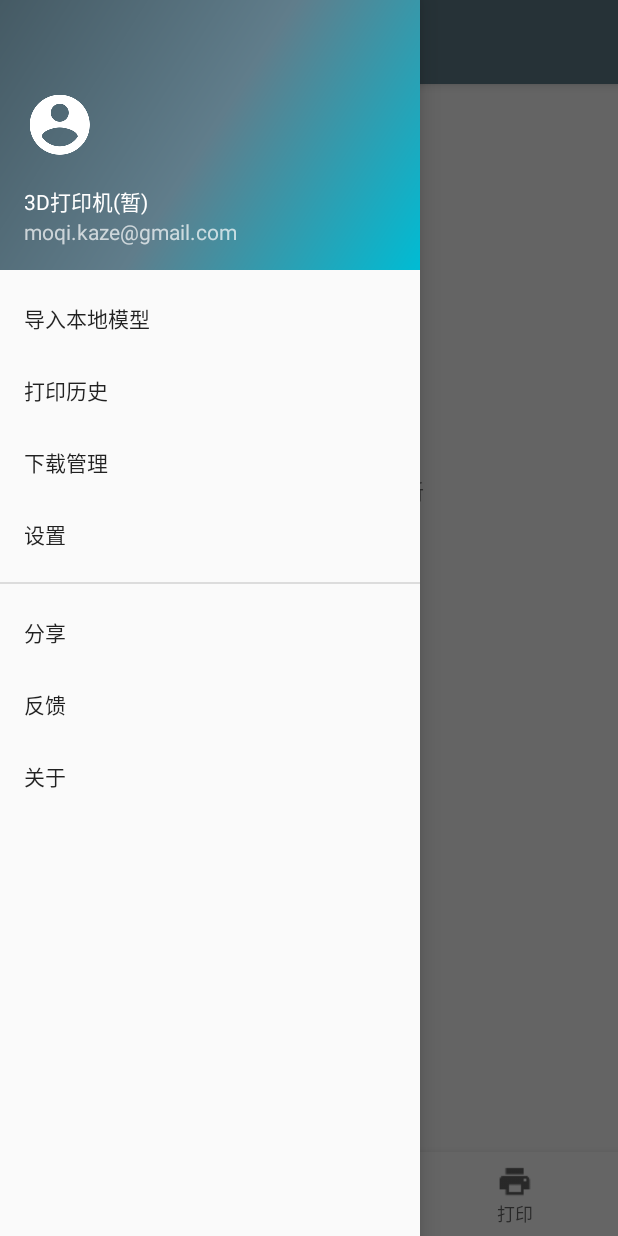
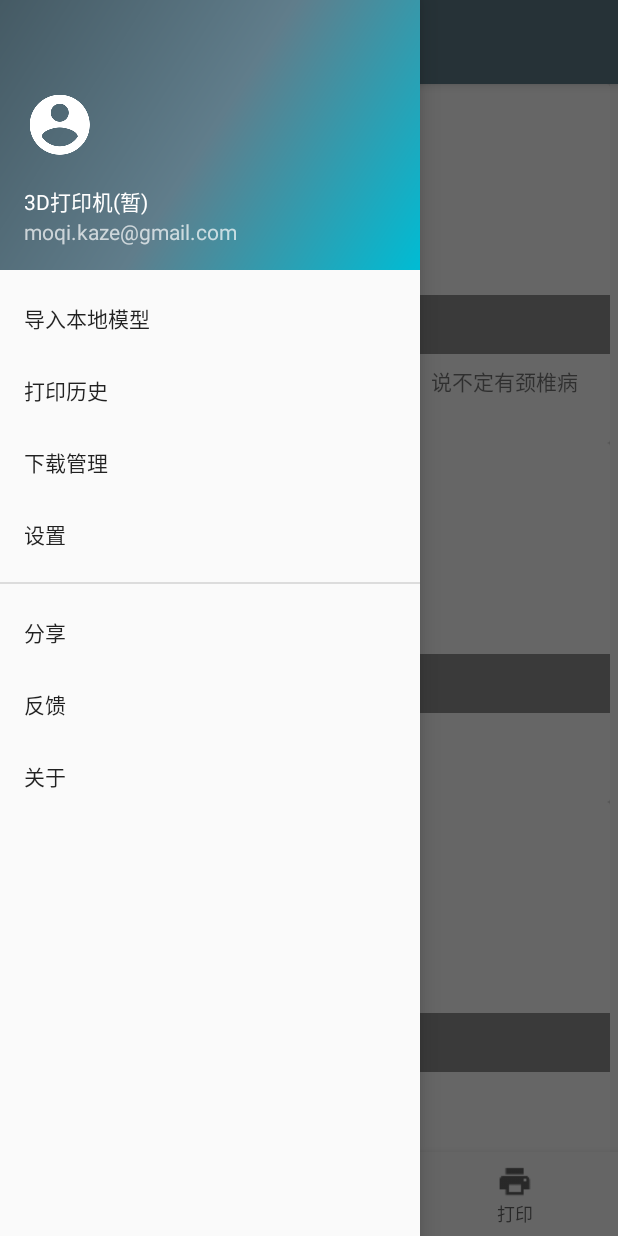
Before and after one commit to xhd-Git/3DPrint-Controller, an Android app: the screen it shows after launch (MainActivity), with the side drawer open, on a phone screen of 412 x 824 dp. Run offline under Robolectric (Android 15) with nearby library versions, the phone set to English and light mode, and no system bars; our stand-ins replace ButterKnife; libraries missing offline, so code that uses them is left out: com.facebook.drawee; pictures from the network do not load; 4 statements that could not run were skipped.

Commit message:
update main fragment recycler view

```diff
--- a/app/build.gradle
+++ b/app/build.gradle
@@ -35,4 +35,5 @@ dependencies {
     compile 'com.facebook.fresco:fresco:1.2.0'
     testCompile 'junit:junit:4.12'
     annotationProcessor 'com.jakewharton:butterknife-compiler:8.5.1'
+    compile 'com.android.support:cardview-v7:25.3.1'
 }
--- /dev/null
+++ b/app/src/main/java/com/realwork/reol/a3dprint_controller/entity/ModelInfoEntity.java
@@ -0,0 +1,74 @@
+package com.realwork.reol.a3dprint_controller.entity;
+
+/**
+ * Created by reol on 2017/4/17.
+ */
+
+public class ModelInfoEntity {
+    private int mid;
+    private String name;
+    private String description;
+    private String size;
+    private String imgUrl;
+    private String stlUrl;
+
+    public ModelInfoEntity(int mid, String name, String description, String size, String imgUrl, String stlUrl) {
+        this.mid = mid;
+        this.name = name;
+        this.description = description;
+        this.size = size;
+        this.imgUrl = imgUrl;
+        this.stlUrl = stlUrl;
+    }
+
+    public ModelInfoEntity() {
+    }
+
+    public int getId() {
+        return mid;
+    }
+
+    public void setId(int mid) {
+        this.mid = mid;
+    }
+
+    public String getName() {
+        return name;
+    }
+
+    public void setName(String name) {
+        this.name = name;
+    }
+
+    public String getDescription() {
+        return description;
+    }
+
+    public void setDescription(String description) {
+        this.description = description;
+    }
+
+    public String getSize() {
+        return size;
+    }
+
+    public void setSize(String size) {
+        this.size = size;
+    }
+
+    public String getImgUrl() {
+        return imgUrl;
+    }
+
+    public void setImgUrl(String imgUrl) {
+        this.imgUrl = imgUrl;
+    }
+
+    public String getStlUrl() {
+        return stlUrl;
+    }
+
+    public void setStlUrl(String stlUrl) {
+        this.stlUrl = stlUrl;
+    }
+}
--- /dev/null
+++ b/app/src/main/java/com/realwork/reol/a3dprint_controller/ui/Adapter/RecyclerAdapter.java
@@ -0,0 +1,72 @@
+package com.realwork.reol.a3dprint_controller.ui.Adapter;
+
+import android.content.Context;
+import android.support.v7.widget.RecyclerView;
+import android.view.View;
+import android.view.ViewGroup;
+import android.widget.TextView;
+
+import com.facebook.drawee.view.SimpleDraweeView;
+import com.realwork.reol.a3dprint_controller.R;
+import com.realwork.reol.a3dprint_controller.entity.ModelInfoEntity;
+
+import org.w3c.dom.Text;
+
+import java.util.List;
+
+/**
+ * Created by reol on 2017/4/17.
+ */
+
+public class RecyclerAdapter extends RecyclerView.Adapter<RecyclerAdapter.MainViewHolder> {
+
+    private Context context;
+    private List<ModelInfoEntity> list;
+
+    public RecyclerAdapter(Context context, List<ModelInfoEntity> list) {
+        this.context = context;
+        this.list = list;
+    }
+
+    @Override
+    public MainViewHolder onCreateViewHolder(ViewGroup parent, int viewType) {
+        return new MainViewHolder(View.inflate(context, R.layout.item_recycler,null));
+    }
+
+    @Override
+    public void onBindViewHolder(MainViewHolder holder, int position) {
+        holder.itemImage.setImageURI(list.get(position).getImgUrl());
+        holder.itemTitle.setText(list.get(position).getName());
+        holder.itemDescription.setText(list.get(position).getDescription());
+        holder.itemSize.setText(list.get(position).getSize());
+    }
+
+    @Override
+    public int getItemCount() {
+        return list.size();
+    }
+
+    public void updateData(List<ModelInfoEntity> newList){
+        setList(newList);
+        notifyDataSetChanged();
+    }
+
+    public void setList(List<ModelInfoEntity> list) {
+        this.list = list;
+    }
+
+    static class MainViewHolder extends RecyclerView.ViewHolder{
+        SimpleDraweeView itemImage;
+        TextView itemTitle;
+        TextView itemDescription;
+        TextView itemSize;
+
+        MainViewHolder(View itemView) {
+            super(itemView);
+            itemImage = (SimpleDraweeView) itemView.findViewById(R.id.item_iv);
+            itemTitle = (TextView) itemView.findViewById(R.id.item_tv_title);
+            itemDescription = (TextView) itemView.findViewById(R.id.item_tv_description);
+            itemSize = (TextView) itemView.findViewById(R.id.item_tv_size);
+        }
+    }
+}
--- a/app/src/main/java/com/realwork/reol/a3dprint_controller/ui/fragment/MainFragment.java
+++ b/app/src/main/java/com/realwork/reol/a3dprint_controller/ui/fragment/MainFragment.java
@@ -2,37 +2,153 @@ package com.realwork.reol.a3dprint_controller.ui.fragment;
 
 import android.graphics.Color;
 import android.os.Bundle;
+import android.os.Handler;
+import android.os.Message;
 import android.support.annotation.Nullable;
 import android.support.v4.app.Fragment;
 import android.support.v4.widget.SwipeRefreshLayout;
+import android.support.v7.widget.DividerItemDecoration;
+import android.support.v7.widget.LinearLayoutManager;
+import android.support.v7.widget.RecyclerView;
 import android.view.LayoutInflater;
 import android.view.View;
 import android.view.ViewGroup;
 import android.widget.RelativeLayout;
 
 import com.realwork.reol.a3dprint_controller.R;
+import com.realwork.reol.a3dprint_controller.entity.ModelInfoEntity;
+import com.realwork.reol.a3dprint_controller.ui.Adapter.RecyclerAdapter;
+
+import java.util.ArrayList;
+import java.util.List;
 
 import butterknife.BindView;
 import butterknife.ButterKnife;
 
-/**
+/** 主界面
  * Created by reol on 2017/4/6.
  */
 
-public class MainFragment extends Fragment {
+public class MainFragment extends Fragment implements SwipeRefreshLayout.OnRefreshListener {
 
     @BindView(R.id.rl_no_data)
     RelativeLayout rlNoData;
     @BindView(R.id.srl_main)
     SwipeRefreshLayout srlMain;
+    @BindView(R.id.recycler_main)
+    RecyclerView recyclerView;
+
+    List<ModelInfoEntity> list = new ArrayList<>();
+
+    private Handler mHandler = new Handler(){
+        @Override
+        public void handleMessage(Message msg) {
+            super.handleMessage(msg);
+            List<ModelInfoEntity> list = new ArrayList<>(3);
+
+            ModelInfoEntity entity = new ModelInfoEntity();
+            ModelInfoEntity entity1 = new ModelInfoEntity();
+            ModelInfoEntity entity2 = new ModelInfoEntity();
+
+            entity.setId(0x0011);
+            entity.setName("小鸡叉");
+            entity.setDescription("暂无简介");
+            entity.setImgUrl("http://image.3dhoo.com/NewsDescImages/20161220/161220_091206_54084131.jpg");
+            entity.setSize("225 kb");
+            entity.setStlUrl("002.stl");
+
+            entity1.setId(0x0100);
+            entity1.setName("南瓜头");
+            entity1.setDescription("暂无简介");
+            entity1.setImgUrl("http://image.3dhoo.com/NewsDescImages/20160513/20160513_000233_795_26914.jpg");
+            entity1.setSize("381 kb");
+            entity1.setStlUrl("008.stl");
+
+            entity2.setId(0x0101);
+            entity2.setName("喷火龙");
+            entity2.setDescription("暂无简介");
+            entity2.setImgUrl("http://image.3dhoo.com/NewsDescImages/20160429/20160429_144938_811_Charizardstl.jpg");
+            entity2.setSize("1783 kb");
+            entity2.setStlUrl("011.stl");
+
+            list.clear();
+
+            list.add(entity);
+            list.add(entity1);
+            list.add(entity2);
+
+            recyclerView.setAdapter(new RecyclerAdapter(getContext(),list));
+
+            srlMain.setRefreshing(false);
+        }
+    };
+
+    @Override
+    public void onCreate(@Nullable Bundle savedInstanceState) {
+        super.onCreate(savedInstanceState);
+        ModelInfoEntity entity = new ModelInfoEntity();
+        entity.setId(0x0000);
+        entity.setName("小恐龙");
+        entity.setDescription("一只可爱的小恐龙，像素风格，不会喷火，说不定有颈椎病");
+        entity.setImgUrl("http://image.3dhoo.com/NewsDescImages/20160526/20160526_002614_775_gigazaurstl.jpg");
+        entity.setSize("72 kb");
+        entity.setStlUrl("005.stl");
+
+        list.add(entity);
+
+        ModelInfoEntity entity1 = new ModelInfoEntity();
+
+        entity1.setId(0x0001);
+        entity1.setName("小椅子");
+        entity1.setDescription("暂无简介");
+        entity1.setImgUrl("http://image.3dhoo.com/NewsDescImages/20160429/20160429_144145_717_chairbysamuelstl.jpg");
+        entity1.setSize("83 kb");
+        entity1.setStlUrl("012.stl");
+        list.add(entity1);
+
+        ModelInfoEntity entity2 = new ModelInfoEntity();
+
+        entity2.setId(0x0010);
+        entity2.setName("铃铛杯");
+        entity2.setDescription("");
+        entity2.setImgUrl("http://image.3dhoo.com/NewsDescImages/20160526/20160526_003654_306_vasostl.jpg");
+        entity2.setSize("896 kb");
+        entity2.setStlUrl("004.stl");
+        list.add(entity2);
+    }
 
     @Nullable
     @Override
     public View onCreateView(LayoutInflater inflater, @Nullable ViewGroup container, @Nullable Bundle savedInstanceState) {
         View view = inflater.inflate(R.layout.frag_main,container,false);
         ButterKnife.bind(this,view);
-        srlMain.setColorSchemeColors(Color.BLUE,Color.RED,Color.GREEN,Color.YELLOW);
-        srlMain.setEnabled(false);
+
+        srlMain.setColorSchemeColors(getResources().getColor(R.color.google_blue),
+                getResources().getColor(R.color.google_red),
+                getResources().getColor(R.color.google_yellow),
+                getResources().getColor(R.color.google_green));
+
+        srlMain.setOnRefreshListener(this);
+
+        recyclerView.setAdapter(new RecyclerAdapter(getContext(),list));
+        recyclerView.setLayoutManager(new LinearLayoutManager(getContext()));
+
+
         return view;
     }
+
+    @Override
+    public void onRefresh() {
+        new Thread(new Runnable() {
+            @Override
+            public void run() {
+                try {
+                    Thread.sleep(4000);
+                    mHandler.sendEmptyMessage(0);
+                } catch (InterruptedException e) {
+                    e.printStackTrace();
+                }
+            }
+        }).start();
+    }
 }
--- a/app/src/main/res/values/colors.xml
+++ b/app/src/main/res/values/colors.xml
@@ -14,4 +14,10 @@
     <color name="white">#ffffff</color>
     <color name="black">#000000</color>
     <color name="material_gray_700">#616161</color>
+
+    <color name="google_blue">#4285f4</color>
+    <color name="google_red">#ea4335</color>
+    <color name="google_green">#34a853</color>
+    <color name="google_yellow">#fbbc05</color>
+
 </resources>
```
Also changed, not shown: app/src/main/res/layout/frag_main.xml (+8 -3 lines), app/src/main/res/layout/item_recycler.xml (added, +54 -0 lines), 12 other files.
